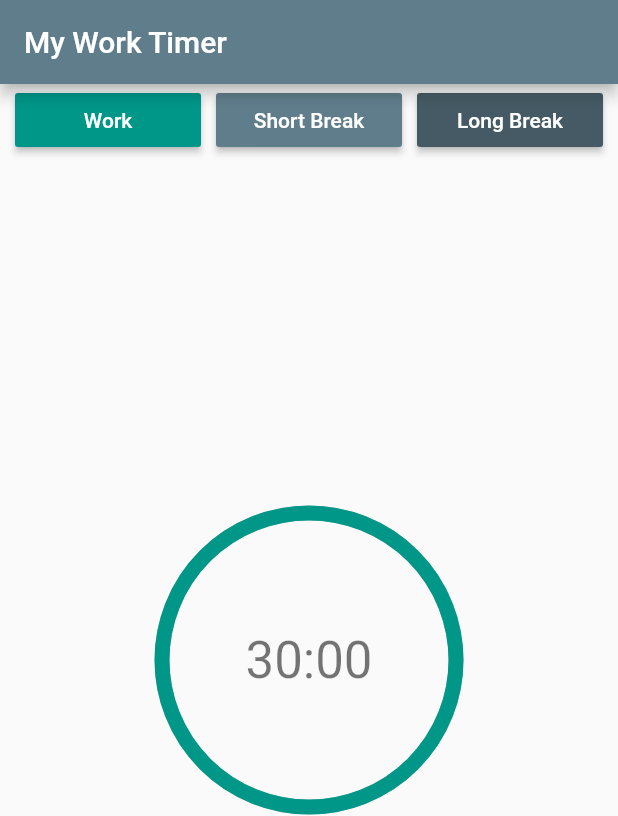
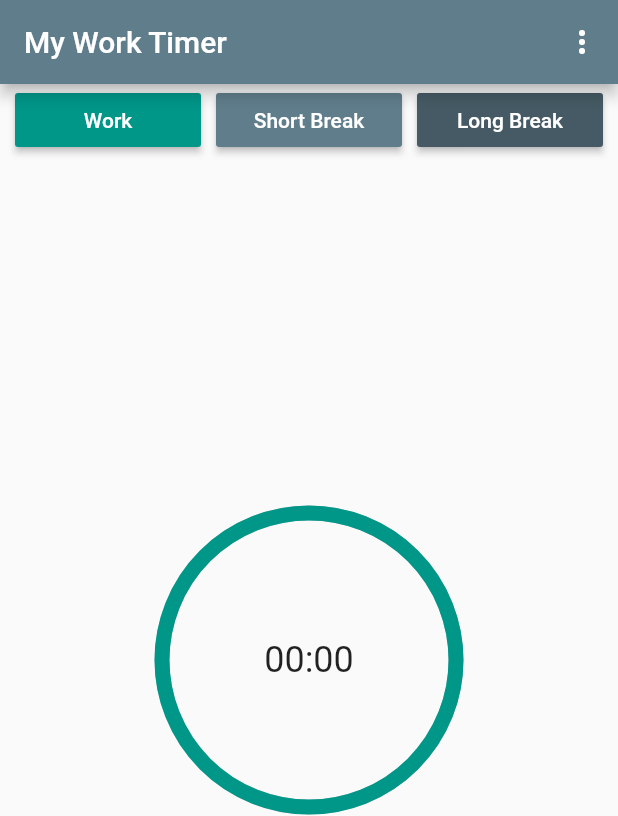
Before and after one commit to raalahmmad/productivity-timer-mobile-app, a Flutter app: the first screen one second after launch, on a phone screen of 412 x 824 dp. Shown: the top 816 px of the screen. Run offline on Flutter 3.47's test engine with Material 2 defaults, Android fonts, the phone set to English and light mode, and no system bars; drawn by our look-alikes of percent_indicator; our stand-ins replace shared_preferences.

Commit message:
implement timer

```diff
--- a/lib/main.dart
+++ b/lib/main.dart
@@ -1,47 +1,74 @@
 import 'package:flutter/material.dart';
-import 'package:percent_indicator/percent_indicator.dart';
-
+import 'package:percent_indicator/circular_percent_indicator.dart';
 import './widgets.dart';
+import './timer.dart';
+import './timermodel.dart';
+import './settings.dart';
 
 void main() => runApp(MyApp());
 
 class MyApp extends StatelessWidget {
+  // This widget is the root of your application.
   @override
   Widget build(BuildContext context) {
+    return MaterialApp(
+      title: 'My Work Timer',
+      debugShowCheckedModeBanner: false,
+      theme: ThemeData(
+        primarySwatch: Colors.blueGrey,
+      ),
+      home: TimerHomePage(),
+    );
+  }
+}
+
+class TimerHomePage extends StatelessWidget {
+  final double defaultPadding = 5.0;
+  final CountDownTimer timer = CountDownTimer();
+
+  @override
+  Widget build(BuildContext context) {
+    final List<PopupMenuItem<String>> menuItems = List<PopupMenuItem<String>>();
+    menuItems.add(PopupMenuItem(
+      value: 'Settings',
+      child: Text('Settings'),
+    ));
+    timer.startWork();
     return MaterialApp(
       title: 'My Work Timer',
       theme: ThemeData(
         primarySwatch: Colors.blueGrey,
       ),
-        home: TimerHomePage());
-  }
-}
-
-class TimerHomePage extends StatelessWidget {
-  final double defaultPadding = 5.0;
-  void emptyMethod() {}
-
-  @override
-  Widget build(BuildContext context) {
-    return Scaffold(
+      home: Scaffold(
           appBar: AppBar(
             title: Text('My Work Timer'),
+            actions: [
+              PopupMenuButton<String>(
+                itemBuilder: (BuildContext context) {
+                  return menuItems.toList();
+                },
+                onSelected: (s) {
+                  if (s == 'Settings') {
+                    goToSettings(context);
+                  }
+                },
+              )
+            ],
           ),
           body: LayoutBuilder(
               builder: (BuildContext context, BoxConstraints constraints) {
             final double availableWidth = constraints.maxWidth;
-          return Column(
+            return Column(children: [
+              Row(
                 children: [
-              Row(
-                children: <Widget>[
                   Padding(
                     padding: EdgeInsets.all(defaultPadding),
                   ),
                   Expanded(
                       child: ProductivityButton(
                           color: Color(0xff009688),
-                          text: 'Work',
-                          onPressed: emptyMethod)),
+                          text: "Work",
+                          onPressed: () => timer.startWork())),
                   Padding(
                     padding: EdgeInsets.all(defaultPadding),
                   ),
@@ -49,8 +76,7 @@ class TimerHomePage extends StatelessWidget {
                       child: ProductivityButton(
                           color: Color(0xff607D8B),
                           text: "Short Break",
-                        onPressed: emptyMethod),
-                  ),
+                          onPressed: () => timer.startBreak(true))),
                   Padding(
                     padding: EdgeInsets.all(defaultPadding),
                   ),
@@ -58,25 +84,31 @@ class TimerHomePage extends StatelessWidget {
                       child: ProductivityButton(
                           color: Color(0xff455A64),
                           text: "Long Break",
-                          onPressed: emptyMethod)),
+                          onPressed: () => timer.startBreak(false))),
                   Padding(
                     padding: EdgeInsets.all(defaultPadding),
                   ),
                 ],
               ),
               Expanded(
+                  child: StreamBuilder(
+                      initialData: TimerModel('00:00', 1),
+                      stream: timer.stream(),
+                      builder: (BuildContext context, AsyncSnapshot snapshot) {
+                        TimerModel timer = snapshot.data;
+                        return Container(
                             child: CircularPercentIndicator(
                           radius: availableWidth / 2,
                           lineWidth: 10.0,
-                percent: 1,
+                          percent: (timer.percent == null) ? 1 : timer.percent,
                           center: Text(
-                  '30:00',
-                  style: Theme.of(context).textTheme.display1,
-                ),
+                              (timer.time == null) ? '00:00' : timer.time,
+                              style: Theme.of(context).textTheme.headline),
                           progressColor: Color(0xff009688),
-              )),
+                        ));
+                      })),
               Row(
-                children: <Widget>[
+                children: [
                   Padding(
                     padding: EdgeInsets.all(defaultPadding),
                   ),
@@ -84,7 +116,7 @@ class TimerHomePage extends StatelessWidget {
                       child: ProductivityButton(
                           color: Color(0xff212121),
                           text: 'Stop',
-                          onPressed: emptyMethod)),
+                          onPressed: () => timer.stopTimer())),
                   Padding(
                     padding: EdgeInsets.all(defaultPadding),
                   ),
@@ -92,14 +124,21 @@ class TimerHomePage extends StatelessWidget {
                       child: ProductivityButton(
                           color: Color(0xff009688),
                           text: 'Restart',
-                          onPressed: emptyMethod)),
+                          onPressed: () => timer.startTimer())),
                   Padding(
                     padding: EdgeInsets.all(defaultPadding),
                   ),
                 ],
               )
-            ],
+            ]);
+          })),
     );
-        }));
+  }
+
+  void emptyMethod() {}
+  void goToSettings(BuildContext context) {
+    print('in gotoSettings');
+    Navigator.push(
+        context, MaterialPageRoute(builder: (context) => SettingsScreen()));
   }
 }
--- /dev/null
+++ b/lib/timerModel.dart
@@ -0,0 +1,6 @@
+class TimerModel {
+  String time;
+  double percent;
+
+  TimerModel(this.time, this.percent);
+}
--- a/lib/widgets.dart
+++ b/lib/widgets.dart
@@ -1,4 +1,6 @@
 import 'package:flutter/material.dart';
+
+typedef CallbackSetting = void Function(String, int);
 
 class ProductivityButton extends StatelessWidget {
   final Color color;
@@ -9,19 +11,33 @@ class ProductivityButton extends StatelessWidget {
   ProductivityButton(
       {@required this.color,
       @required this.text,
-      this.size,
-      @required this.onPressed});
-
+      @required this.onPressed,
+      this.size});
   @override
   Widget build(BuildContext context) {
     return MaterialButton(
-      child: Text(
-        this.text,
-        style: TextStyle(color: Colors.white),
-      ),
+      child: Text(this.text, style: TextStyle(color: Colors.white)),
       onPressed: this.onPressed,
       color: this.color,
-      minWidth: this.size,
+      minWidth: (this.size != null) ? this.size : 0,
     );
   }
 }
+
+class SettingsButton extends StatelessWidget {
+  final Color color;
+  final String text;
+  final int value;
+  final String setting;
+  final CallbackSetting callback;
+  SettingsButton(
+      this.color, this.text, this.value, this.setting, this.callback);
+  @override
+  Widget build(BuildContext context) {
+    return MaterialButton(
+      child: Text(this.text, style: TextStyle(color: Colors.white)),
+      onPressed: () => this.callback(this.setting, this.value),
+      color: this.color,
+    );
+  }
+}
--- a/pubspec.yaml
+++ b/pubspec.yaml
@@ -20,6 +20,7 @@ dependencies:
   flutter:
     sdk: flutter
   percent_indicator: '^2.1.1'
+  shared_preferences: ^0.5.6+2
 
   # The following adds the Cupertino Icons font to your application.
   # Use with the CupertinoIcons class for iOS style icons.
```
Also changed, not shown: lib/settings.dart (added, +152 -0 lines), lib/timer.dart (added, +72 -0 lines), pubspec.lock. Lines whose indentation alone changed are shown as unchanged.
